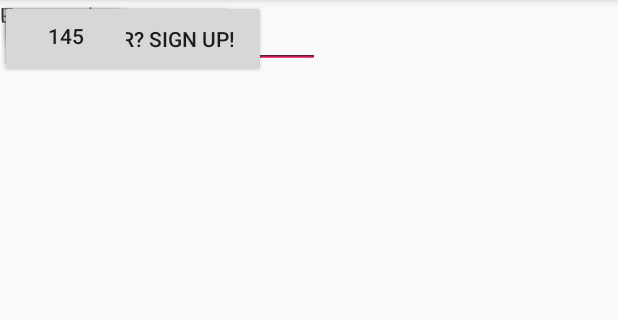
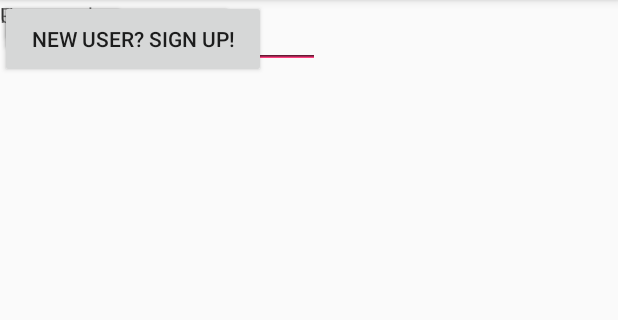
Before and after one commit to nugready/ProfessionalBuddies2, an Android app: the screen it shows after launch (MainActivity), on a phone screen of 412 x 824 dp, the part 84-404 px from its top. Run offline under Robolectric (Android 15) with nearby library versions, the phone set to English and light mode, and no system bars.

Commit message:
Test sucka foo

```diff
--- a/app/src/main/res/layout/activity_main.xml
+++ b/app/src/main/res/layout/activity_main.xml
@@ -78,12 +78,4 @@
         tools:layout_editor_absoluteX="104dp"
         tools:layout_editor_absoluteY="443dp" />
 
-    <Button
-        android:id="@+id/button7"
-        android:layout_width="wrap_content"
-        android:layout_height="wrap_content"
-        android:text="145"
-        tools:layout_editor_absoluteX="85dp"
-        tools:layout_editor_absoluteY="364dp" />
-
 </android.support.constraint.ConstraintLayout>
```
